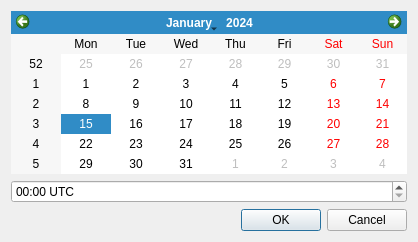
Old version of the form src/gui/timedialog.ui in the repository albar965/littlenavmap.
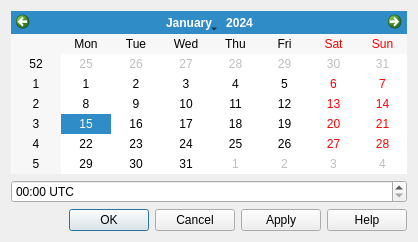
New version of the form.

Commit message: Sun shadow dialog now has a apply button to see immediate changes. Added help button to sun shadow time dialog. All  #60

The edit to the form file:
```diff
--- a/src/gui/timedialog.ui
+++ b/src/gui/timedialog.ui
@@ -40,7 +40,7 @@
       <enum>Qt::Horizontal</enum>
      </property>
      <property name="standardButtons">
-      <set>QDialogButtonBox::Cancel|QDialogButtonBox::Ok</set>
+      <set>QDialogButtonBox::Apply|QDialogButtonBox::Cancel|QDialogButtonBox::Help|QDialogButtonBox::Ok</set>
      </property>
     </widget>
    </item>
```
Left out of the diff: 35 changed lines with no effect on the pictures. The commit also changes 3 other files.
